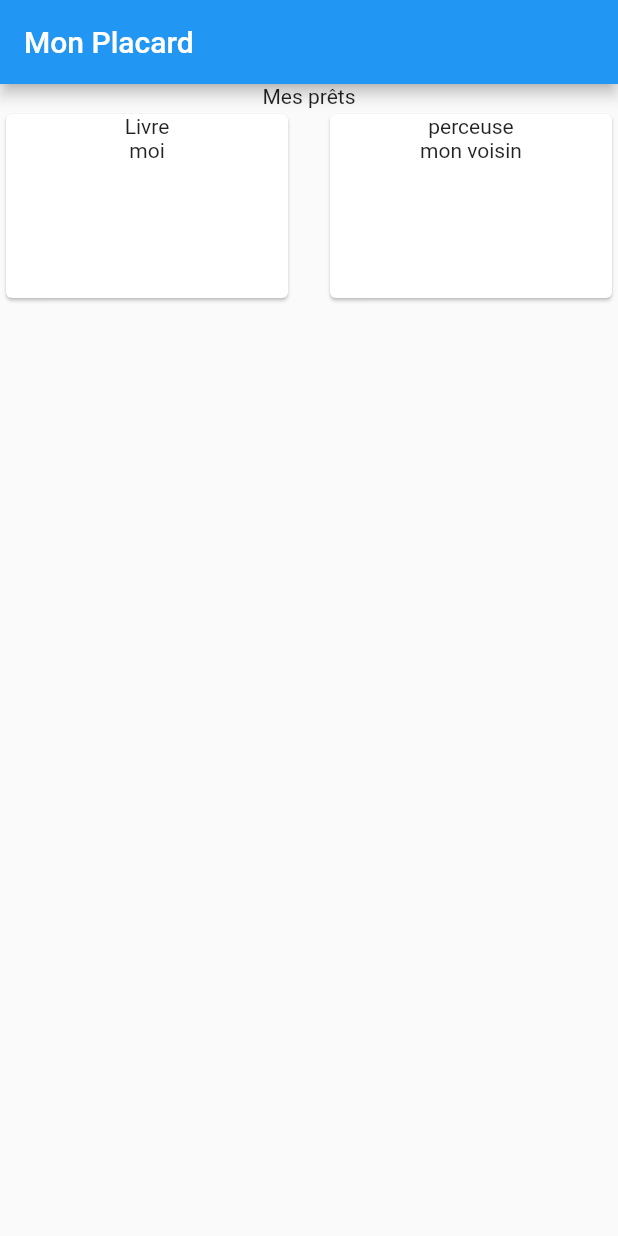
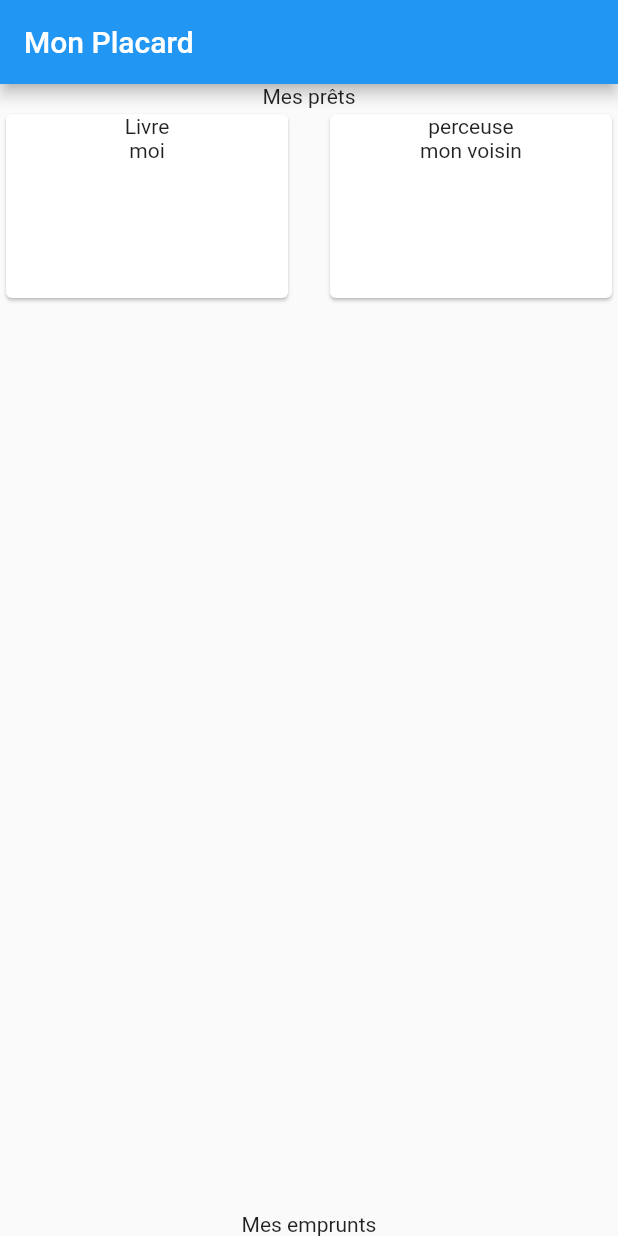
Before and after one commit to Ockham-Byron/circles-app-flutter, a Flutter app: the screen it shows after launch, on a phone screen of 412 x 824 dp. Run offline on Flutter 3.47's test engine with Material 2 defaults, Android fonts, the phone set to English and light mode, and no system bars.

Commit message:
ajout emprunts

```diff
--- a/lib/pages/placard_screen.dart
+++ b/lib/pages/placard_screen.dart
@@ -30,6 +30,7 @@ class MonPlacard extends StatelessWidget {
                     .toList(),
               ),
             ),
+            Text("Mes emprunts"),
           ],
         ),
       ),
```
